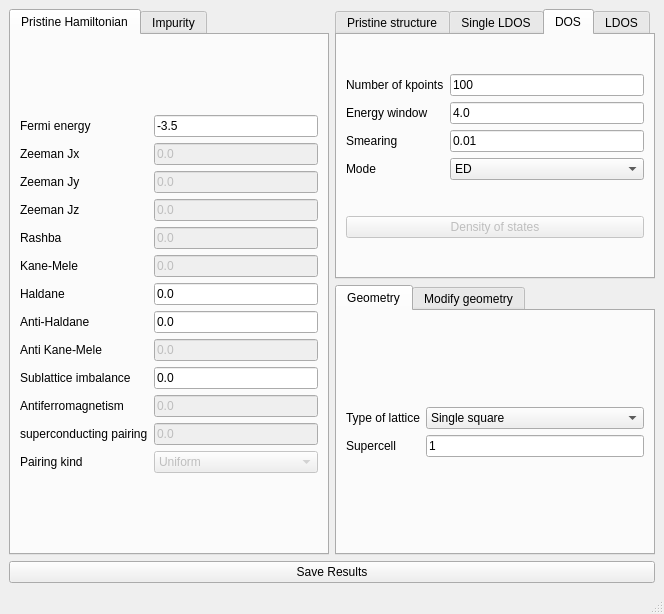
Above: interface-pyqt/impurity_embedding/interface.ui from joselado/quantum-honeycomp before the change. Below: the same form after it.
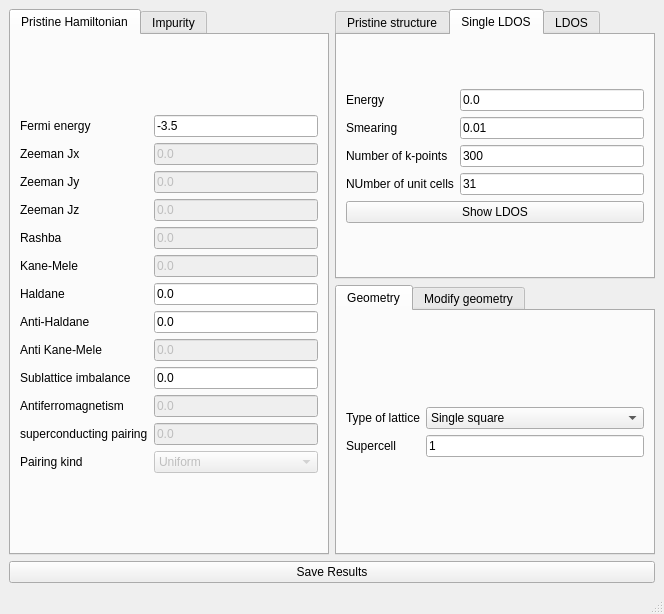
That is the form after the change. The open tabs and pages were chosen to show the change.

Patch:
```diff
--- a/interface-pyqt/impurity_embedding/interface.ui
+++ b/interface-pyqt/impurity_embedding/interface.ui
@@ -508,7 +508,7 @@
           <item row="2" column="0">
            <widget class="QLabel" name="label_15">
             <property name="text">
-             <string># of kpoints</string>
+             <string>Number of k-points</string>
             </property>
            </widget>
           </item>
@@ -536,7 +536,7 @@
           <item row="3" column="0">
            <widget class="QLabel" name="label_17">
             <property name="text">
-             <string># of cells</string>
+             <string>NUmber of unit cells</string>
             </property>
            </widget>
           </item>
@@ -544,90 +544,6 @@
         </item>
        </layout>
       </widget>
-      <widget class="QWidget" name="tab_6">
-       <attribute name="title">
-        <string>DOS</string>
-       </attribute>
-       <layout class="QVBoxLayout" name="verticalLayout_2">
-        <item>
-         <layout class="QGridLayout" name="gridLayout_36">
-          <item row="0" column="0">
-           <widget class="QLabel" name="label_50">
-            <property name="text">
-             <string>Number of kpoints</string>
-            </property>
-           </widget>
-          </item>
-          <item row="1" column="0">
-           <widget class="QLabel" name="label_51">
-            <property name="text">
-             <string>Energy window</string>
-            </property>
-           </widget>
-          </item>
-          <item row="1" column="1">
-           <widget class="QLineEdit" name="dos_ewindow">
-            <property name="text">
-             <string>4.0</string>
-            </property>
-           </widget>
-          </item>
-          <item row="2" column="1">
-           <widget class="QLineEdit" name="dos_delta">
-            <property name="text">
-             <string>0.01</string>
-            </property>
-           </widget>
-          </item>
-          <item row="2" column="0">
-           <widget class="QLabel" name="label_48">
-            <property name="text">
-             <string>Smearing</string>
-            </property>
-           </widget>
-          </item>
-          <item row="0" column="1">
-           <widget class="QLineEdit" name="dos_nk">
-            <property name="text">
-             <string>100</string>
-            </property>
-           </widget>
-          </item>
-          <item row="3" column="1">
-           <widget class="QComboBox" name="dos_mode">
-            <item>
-             <property name="text">
-              <string>ED</string>
-             </property>
-            </item>
-            <item>
-             <property name="text">
-              <string>Green</string>
-             </property>
-            </item>
-           </widget>
-          </item>
-          <item row="3" column="0">
-           <widget class="QLabel" name="label_47">
-            <property name="text">
-             <string>Mode</string>
-            </property>
-           </widget>
-          </item>
-         </layout>
-        </item>
-        <item>
-         <widget class="QPushButton" name="show_dos">
-          <property name="enabled">
-           <bool>false</bool>
-          </property>
-          <property name="text">
-           <string>Density of states</string>
-          </property>
-         </widget>
-        </item>
-       </layout>
-      </widget>
       <widget class="QWidget" name="tab_14">
        <attribute name="title">
         <string>LDOS</string>
```
Left out of the diff: 90 changed lines with no effect on the pictures.
